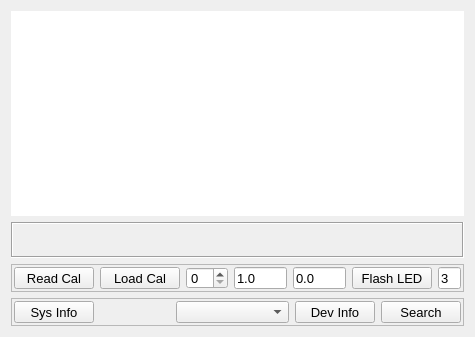
MccDv/mdihattest, file infoform.ui: the form before one commit.
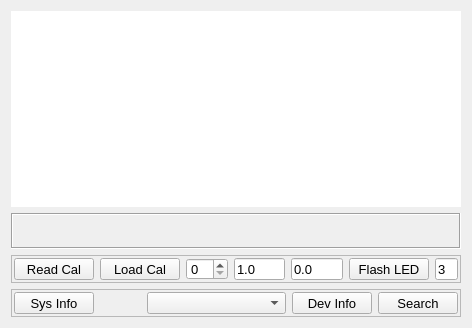
The form after the commit.

Patch:
```diff
--- a/infoform.ui
+++ b/infoform.ui
@@ -6,8 +6,8 @@
    <rect>
     <x>0</x>
     <y>0</y>
-    <width>475</width>
-    <height>337</height>
+    <width>472</width>
+    <height>328</height>
    </rect>
   </property>
   <property name="font">
@@ -245,7 +245,7 @@
      <property name="frameShadow">
       <enum>QFrame::Raised</enum>
      </property>
-     <layout class="QHBoxLayout" name="horizontalLayout" stretch="2,4,6,2,2">
+     <layout class="QHBoxLayout" name="horizontalLayout" stretch="1,2,6,1,1">
       <property name="leftMargin">
        <number>2</number>
       </property>
```
